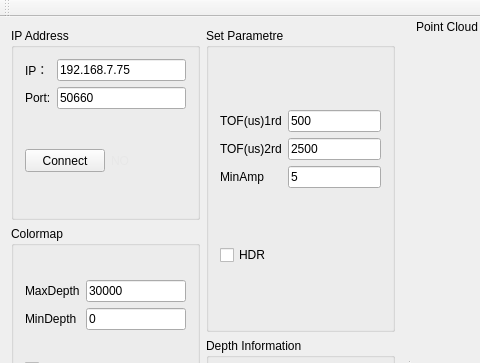
The window that SmartEye/SmartEye/smarteye.ui (SHU3DVision/SmartEye) describes before a commit, drawn with Qt 5; both pictures show x 0 to 480 and y 0 to 363 of the 912 by 741 pixel window.
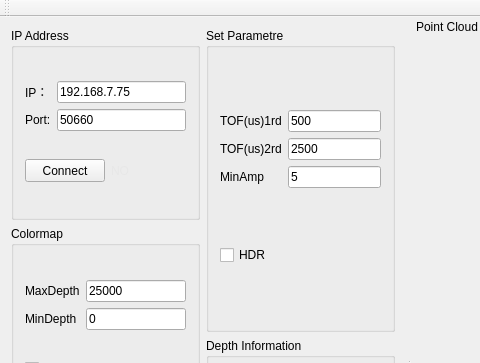
The same window after the commit. Icons and pictures are not drawn. Custom widgets are drawn as their Qt base class.

Commit message: 优化界面，修改界面上的默认参数。

```diff
--- a/SmartEye/SmartEye/smarteye.ui
+++ b/SmartEye/SmartEye/smarteye.ui
@@ -39,7 +39,7 @@
            <item row="0" column="1">
             <widget class="QLineEdit" name="maxdepthlineEdit">
              <property name="text">
-              <string>30000</string>
+              <string>25000</string>
              </property>
             </widget>
            </item>
@@ -216,7 +216,7 @@
          <string>IP Address</string>
         </property>
         <layout class="QGridLayout" name="gridLayout_7">
-         <item row="0" column="0">
+         <item row="0" column="0" colspan="2">
           <layout class="QGridLayout" name="gridLayout">
            <item row="0" column="0">
             <widget class="QLabel" name="label">
@@ -249,8 +249,6 @@
           </layout>
          </item>
          <item row="1" column="0">
-          <layout class="QHBoxLayout" name="horizontalLayout_3">
-           <item>
             <widget class="QPushButton" name="connectButton">
              <property name="minimumSize">
               <size>
@@ -263,7 +261,7 @@
              </property>
             </widget>
            </item>
-           <item>
+         <item row="1" column="1">
             <widget class="QLabel" name="statelabel">
              <property name="minimumSize">
               <size>
@@ -281,8 +279,6 @@
               <enum>Qt::AutoText</enum>
              </property>
             </widget>
-           </item>
-          </layout>
          </item>
         </layout>
        </widget>
```
Lines whose indentation alone changed are shown as unchanged. The commit also changes 4 other files.
